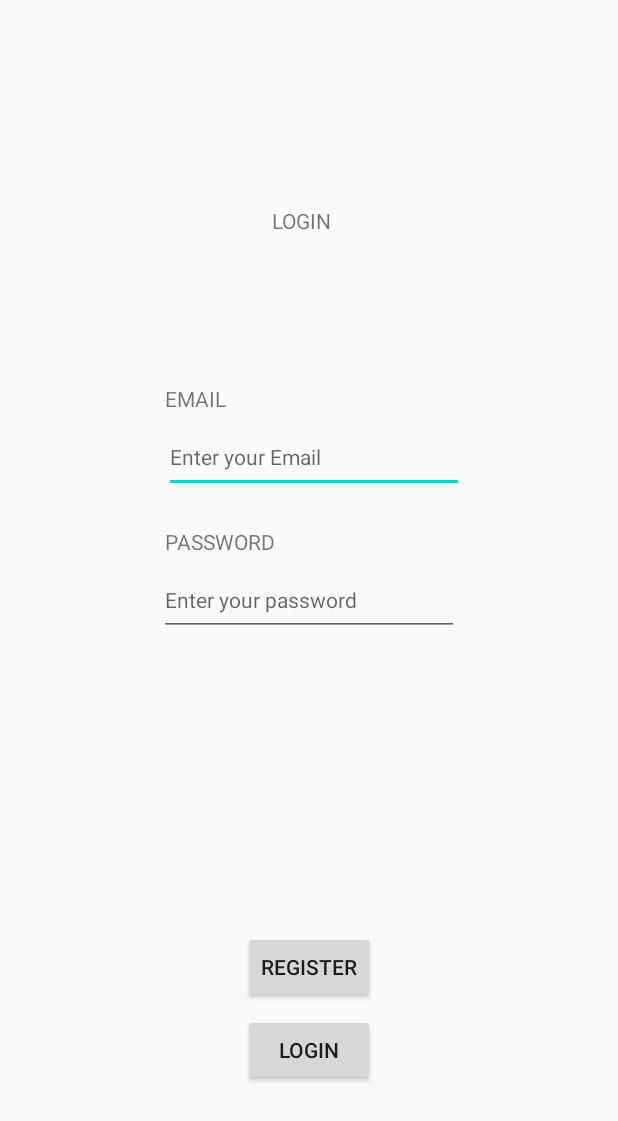
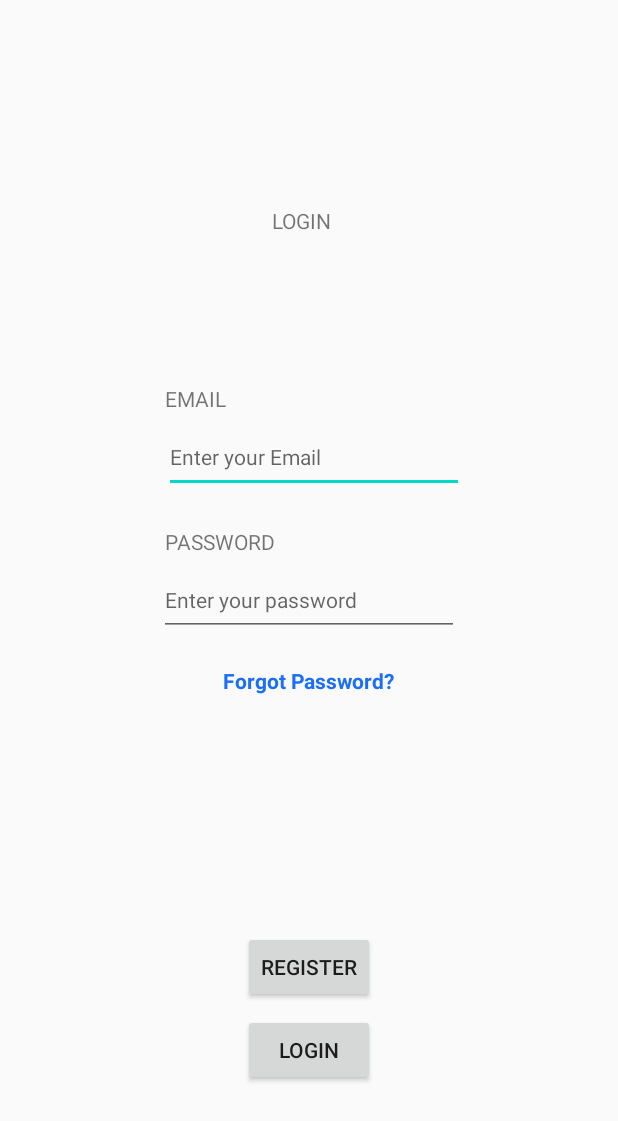
Before and after one commit to DroidTech-TTU/findteam_android_v1.0, an Android app: the screen it shows after launch (LoginActivity), on a phone screen of 412 x 824 dp. Shown: the top 1121 px of the screen. Run offline under Robolectric (Android 15) with nearby library versions, the phone set to English and light mode, and no system bars.

Commit message:
Forogt Password Created

```diff
--- a/app/src/main/java/com/example/findteam_android_v10/LoginActivity.java
+++ b/app/src/main/java/com/example/findteam_android_v10/LoginActivity.java
@@ -5,6 +5,7 @@ import android.os.Bundle;
 import android.util.Log;
 import android.view.View;
 import android.widget.Button;
+import android.widget.TextView;
 
 import androidx.appcompat.app.AppCompatActivity;
 
@@ -14,11 +15,14 @@ public class LoginActivity extends AppCompatActivity {
     protected void onCreate(Bundle savedInstanceState) {
 
         Button registerInLoginBtn, loginInLoginBtn;
+        TextView forgotPass;
+
         super.onCreate(savedInstanceState);
         setContentView(R.layout.activity_login);
 
         registerInLoginBtn = findViewById(R.id.register_btn);
         loginInLoginBtn = findViewById(R.id.login_btn);
+        forgotPass = findViewById(R.id.forgot_pass);
 
         //register account
         registerInLoginBtn.setOnClickListener(new View.OnClickListener() {
@@ -38,6 +42,16 @@ public class LoginActivity extends AppCompatActivity {
             }
         });
 
+        //forgot password
+        forgotPass.setOnClickListener(new View.OnClickListener() {
+            @Override
+            public void onClick(View view) {
+                Intent intent = new Intent(LoginActivity.this, ForgetActivity.class);
+                startActivity(intent);
+            }
+        });
+
+
     }
     public void loginSuccessful(View view){
         Intent intent = new Intent(this, MainActivity.class);
--- a/app/src/main/res/layout/activity_login.xml
+++ b/app/src/main/res/layout/activity_login.xml
@@ -18,6 +18,25 @@
         android:text="LOGIN"
         tools:layout_editor_absoluteY="83dp" />
 
+    <TextView
+        android:id="@+id/email_text"
+        android:layout_width="wrap_content"
+        android:layout_height="wrap_content"
+        android:layout_alignParentStart="true"
+        android:layout_alignParentTop="true"
+        android:layout_marginStart="110dp"
+        android:layout_marginTop="256dp"
+        android:text="EMAIL" />
+
+    <TextView
+        android:id="@+id/password_text"
+        android:layout_width="wrap_content"
+        android:layout_height="wrap_content"
+        android:layout_alignParentStart="true"
+        android:layout_alignParentTop="true"
+        android:layout_marginStart="110dp"
+        android:layout_marginTop="351dp"
+        android:text="PASSWORD" />
 
     <EditText
         android:id="@+id/email"
@@ -46,26 +65,6 @@
         android:minHeight="48dp"
         android:textSize="14sp" />
 
-    <TextView
-        android:id="@+id/email_text"
-        android:layout_width="wrap_content"
-        android:layout_height="wrap_content"
-        android:layout_alignParentStart="true"
-        android:layout_alignParentTop="true"
-        android:layout_marginStart="110dp"
-        android:layout_marginTop="256dp"
-        android:text="EMAIL" />
-
-    <TextView
-        android:id="@+id/password_text"
-        android:layout_width="wrap_content"
-        android:layout_height="wrap_content"
-        android:layout_alignParentStart="true"
-        android:layout_alignParentTop="true"
-        android:layout_marginStart="110dp"
-        android:layout_marginTop="351dp"
-        android:text="PASSWORD" />
-
     <Button
         android:id="@+id/register_btn"
         android:layout_width="wrap_content"
@@ -85,5 +84,17 @@
         android:layout_marginBottom="100dp"
         android:text="Login" />
 
+    <TextView
+        android:id="@+id/forgot_pass"
+        android:layout_width="wrap_content"
+        android:layout_height="wrap_content"
+        android:layout_above="@+id/register_btn"
+        android:layout_below="@+id/password"
+        android:layout_centerHorizontal="true"
+        android:layout_marginTop="20dp"
+        android:text="Forgot Password?"
+        android:textColor="#1B6EFA"
+        android:textStyle="bold" />
+
 
 </RelativeLayout>
```
Also changed, not shown: app/src/main/AndroidManifest.xml (+4 -3 lines), app/src/main/java/com/example/findteam_android_v10/ForgetActivity.java (added, +15 -0 lines), app/src/main/res/layout/activity_forget.xml (added, +59 -0 lines).
